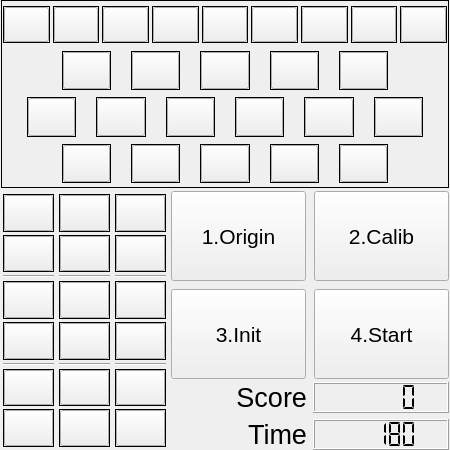
Before: the Qt Designer form catchrobo_gui/src/ui/red_field.ui in catchrobo2022/catchrobo_robot, drawn with Qt 5.
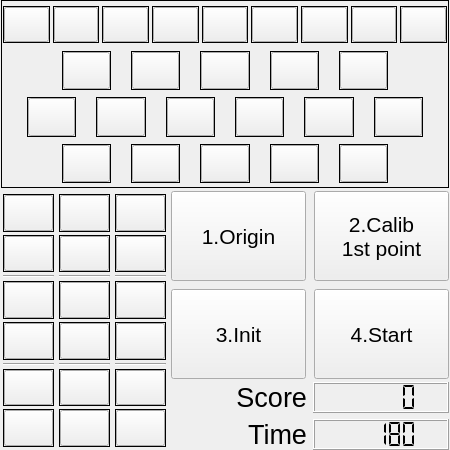
After: the same form once the commit is applied.

Commit message: fix calib & frame

The edit to the form file:
```diff
--- a/catchrobo_gui/src/ui/red_field.ui
+++ b/catchrobo_gui/src/ui/red_field.ui
@@ -2230,7 +2230,8 @@
         </font>
        </property>
        <property name="text">
-        <string>2.Calib</string>
+        <string>2.Calib
+1st point</string>
        </property>
        <property name="checkable">
         <bool>true</bool>
```
The commit also changes 5 other files.
